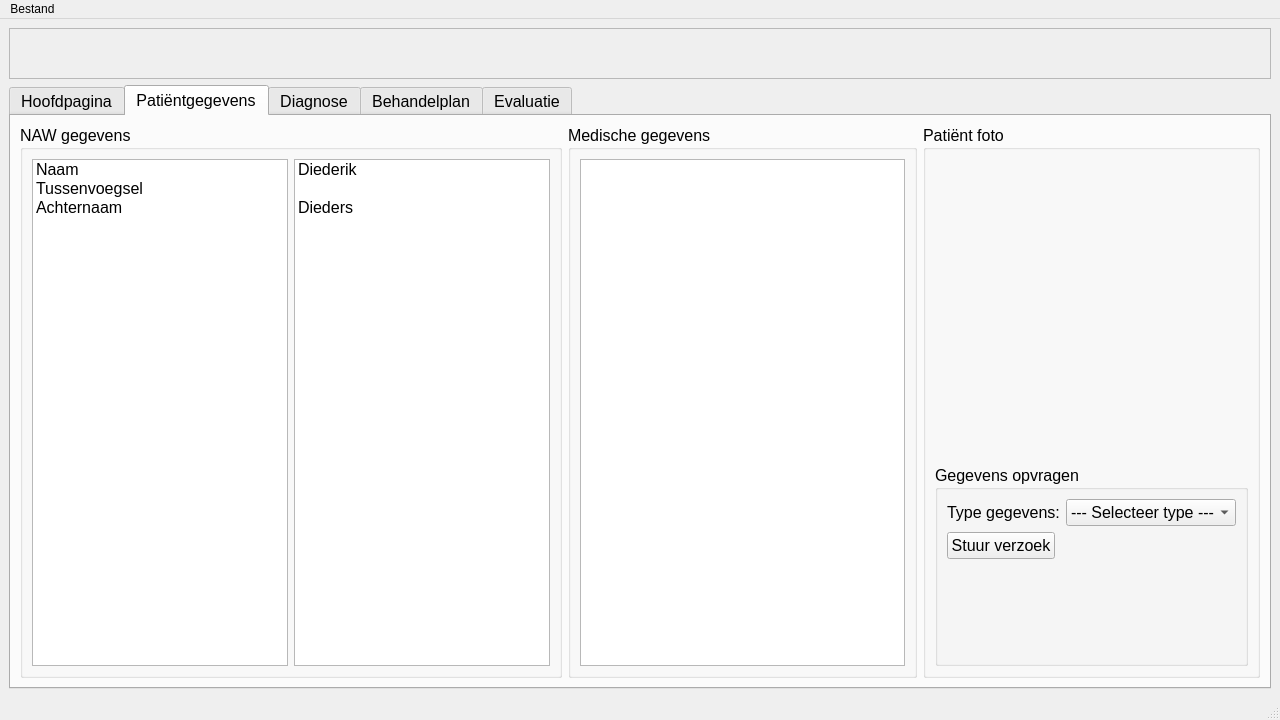
Above: ui/mainwindow.ui from blu3beri/MNNU-Desktop before the change. Below: the same form after it.
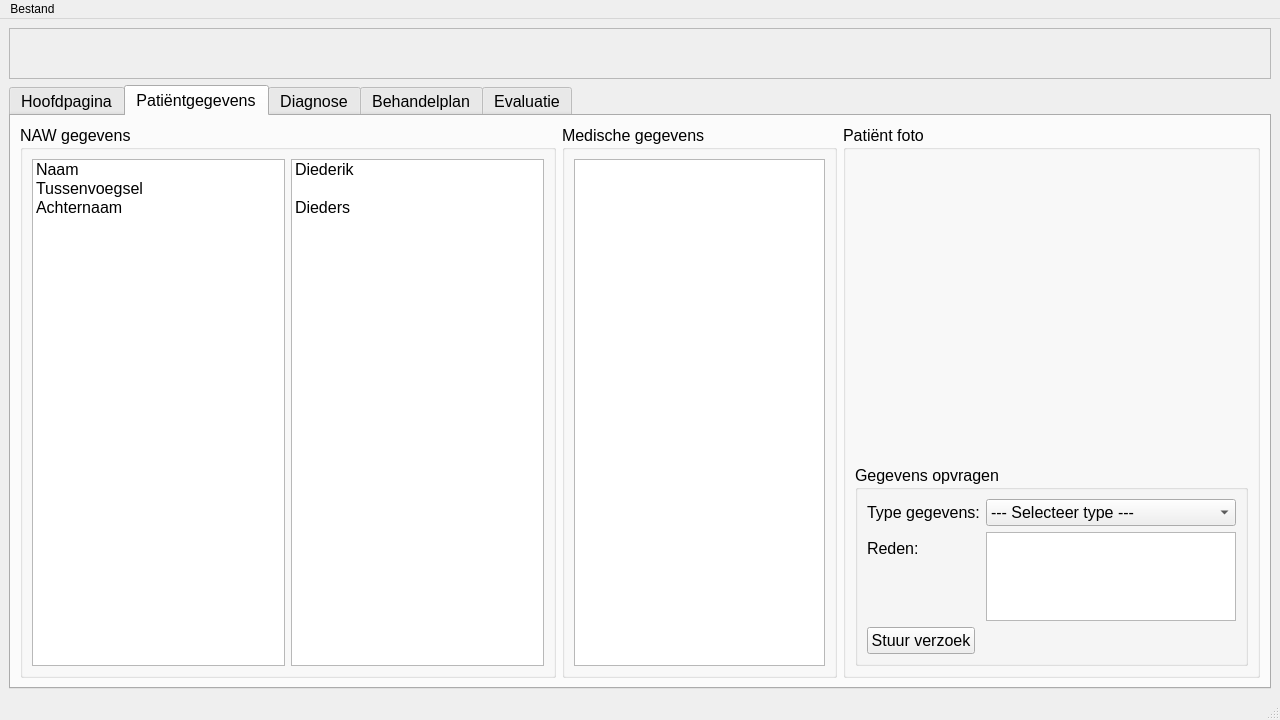
That is the form after the change. The open tabs and pages were chosen to show the change. Icons and pictures are not drawn.

```diff
--- a/ui/mainwindow.ui
+++ b/ui/mainwindow.ui
@@ -484,13 +484,27 @@
                 </item>
                </widget>
               </item>
-              <item row="1" column="0">
+              <item row="2" column="0">
                <widget class="QPushButton" name="sendRequestBtn">
                 <property name="text">
                  <string>Stuur verzoek</string>
                 </property>
                </widget>
               </item>
+              <item row="1" column="0">
+               <widget class="QLabel" name="reasonLabel">
+                <property name="text">
+                 <string>Reden:</string>
+                </property>
+               </widget>
+              </item>
+              <item row="1" column="1">
+               <widget class="QTextEdit" name="reasonText">
+                <property name="acceptRichText">
+                 <bool>false</bool>
+                </property>
+               </widget>
+              </item>
              </layout>
             </widget>
            </item>
```
Left out of the diff: 2 changed lines with no effect on the pictures.
